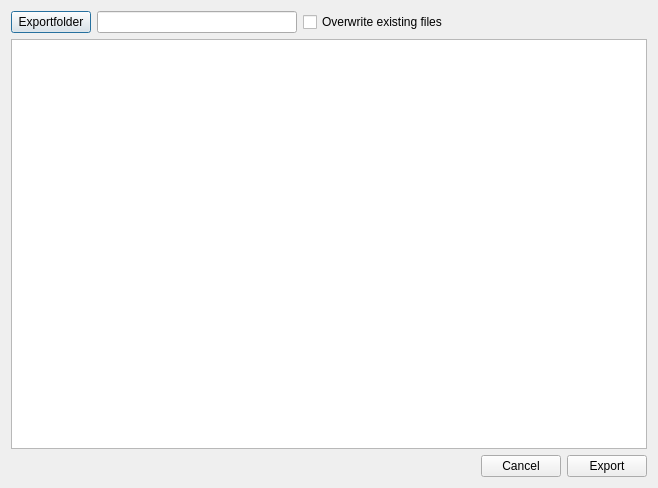
Qt form src/libdynamind-gui/checkboxlist/exportfiles.ui (iut-ibk/P8-WSC-GUI) before a commit.
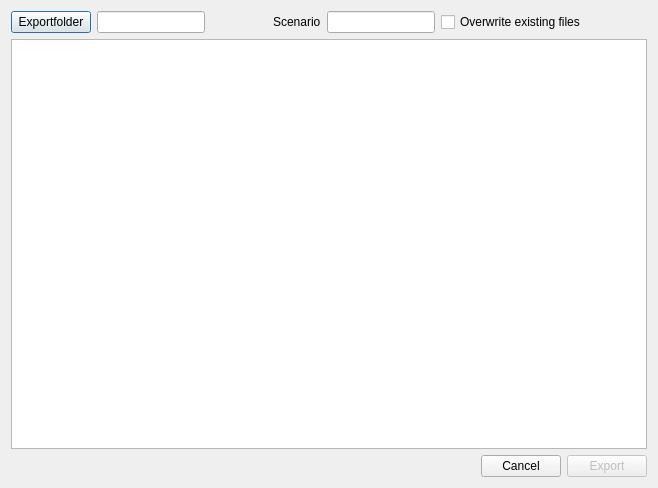
The same form after that commit.

Commit message: Export scenarios

Patch:
```diff
--- a/src/libdynamind-gui/checkboxlist/exportfiles.ui
+++ b/src/libdynamind-gui/checkboxlist/exportfiles.ui
@@ -26,6 +26,29 @@
      <item>
       <widget class="QLineEdit" name="le_folder"/>
      </item>
+     <item>
+      <spacer name="horizontalSpacer_3">
+       <property name="orientation">
+        <enum>Qt::Horizontal</enum>
+       </property>
+       <property name="sizeHint" stdset="0">
+        <size>
+         <width>40</width>
+         <height>20</height>
+        </size>
+       </property>
+      </spacer>
+     </item>
+     <item>
+      <widget class="QLabel" name="label">
+       <property name="text">
+        <string>Scenario</string>
+       </property>
+      </widget>
+     </item>
+     <item>
+      <widget class="QLineEdit" name="le_szenario"/>
+     </item>
      <item>
       <widget class="QCheckBox" name="cb_overwrite">
        <property name="text">
@@ -75,6 +98,9 @@
      </item>
      <item>
       <widget class="QPushButton" name="pb_export">
+       <property name="enabled">
+        <bool>false</bool>
+       </property>
        <property name="text">
         <string>Export</string>
        </property>
```
The commit also changes 4 other files.
